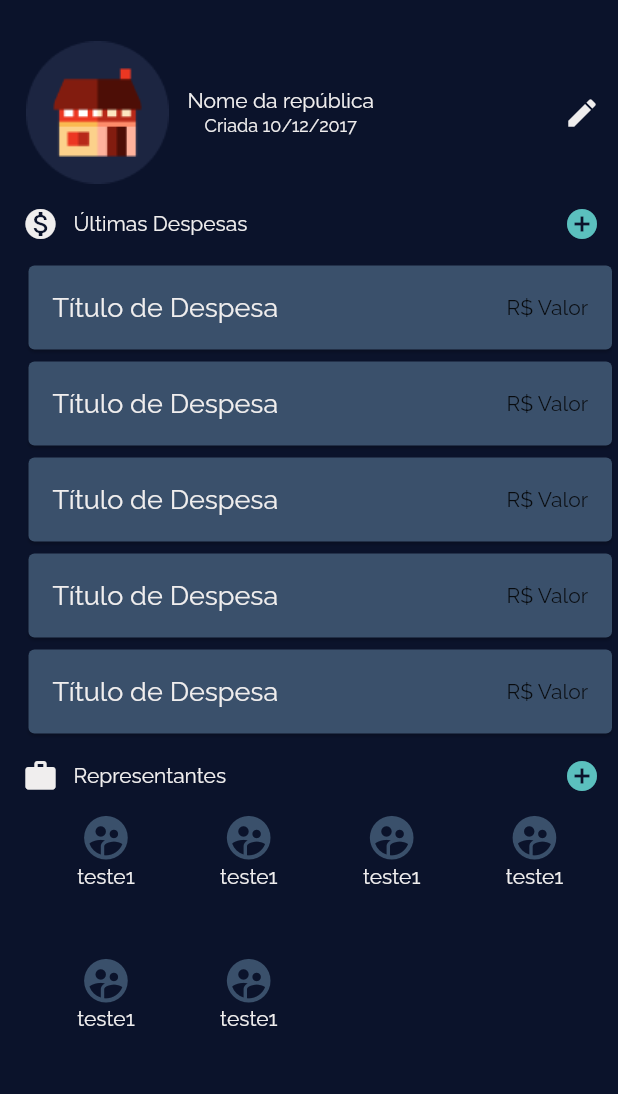
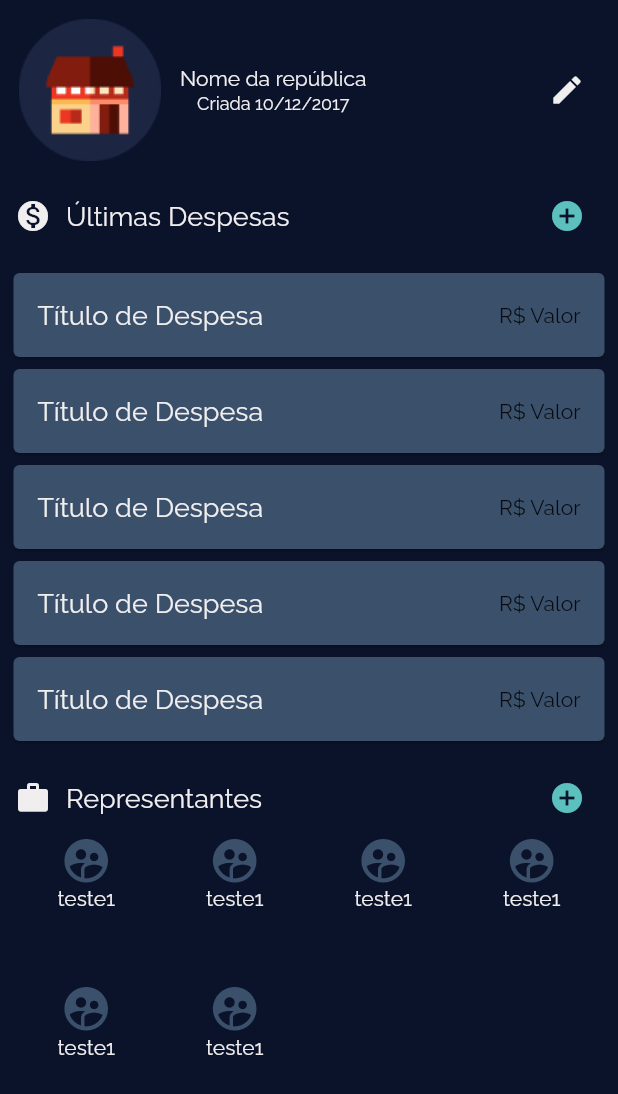
Before and after one commit to lhleonardo/trabalho-android, a Flutter app: the HouseEditPage screen opened directly, on a phone screen of 412 x 824 dp. Shown: the top 1094 px of the screen. Run offline on Flutter 3.47's test engine with Material 2 defaults, Android fonts, the phone set to English and light mode, and no system bars; our stand-ins replace cloud_firestore, curved_navigation_bar, firebase_auth, firebase_core, progress_dialog; accounts and stored records are empty.

Commit message:
Melhoria da tela de gerencia de república

```diff
--- a/trabalho/lib/pages/users/house_edit_page.dart
+++ b/trabalho/lib/pages/users/house_edit_page.dart
@@ -9,21 +9,20 @@ class HouseEditPage extends StatelessWidget {
   final ItemTeste item5 = ItemTeste(title: 'teste1');
   final ItemTeste item6 = ItemTeste(title: 'teste1');
 
-  @override
-  Widget build(BuildContext context) {
+  Widget _managerView(BuildContext context) {
     final List<ItemTeste> myList = [item1, item2, item3, item4, item5, item6];
     return Scaffold(
       backgroundColor: Theme.of(context).backgroundColor,
       body: SingleChildScrollView(
-        child: Container(
-          margin: const EdgeInsets.only(left: 15),
-          padding: const EdgeInsets.only(top: 25),
-          height: MediaQuery.of(context).size.height * 1,
+        child: Padding(
+          padding: const EdgeInsets.only(bottom: 20),
           child: Column(
-            children: <Widget>[
-              Row(
+            children: [
+              Container(
+                margin: const EdgeInsets.only(top: 10, left: 10, right: 10),
+                child: Row(
                   mainAxisAlignment: MainAxisAlignment.spaceBetween,
-                children: <Widget>[
+                  children: [
                     Row(
                       children: [
                         const Image(
@@ -65,7 +64,10 @@ class HouseEditPage extends StatelessWidget {
                     ),
                   ],
                 ),
-              Row(
+              ),
+              Container(
+                margin: const EdgeInsets.only(top: 10, left: 10, right: 10),
+                child: Row(
                   mainAxisAlignment: MainAxisAlignment.spaceBetween,
                   children: <Widget>[
                     Row(
@@ -78,7 +80,7 @@ class HouseEditPage extends StatelessWidget {
                           width: 10,
                         ),
                         Text('Últimas Despesas',
-                          style: Theme.of(context).textTheme.caption),
+                            style: Theme.of(context).textTheme.subtitle1),
                       ],
                     ),
                     IconButton(
@@ -88,20 +90,19 @@ class HouseEditPage extends StatelessWidget {
                     )
                   ],
                 ),
-              Column(
+              ),
+              Container(
+                margin: const EdgeInsets.only(top: 10, left: 5, right: 5),
+                child: Column(
                   children: List.generate(
                     5,
                     (index) => AccountWidget(),
                   ),
                 ),
-              // child: ListView.builder(
-              //   shrinkWrap: true,
-              //   physics: const NeverScrollableScrollPhysics(),
-              //   itemCount: 4,
-              //   itemBuilder: (_, index) => AccountWidget(),
-              // ),
-
-              Row(
+              ),
+              Container(
+                margin: const EdgeInsets.only(top: 10, left: 10, right: 10),
+                child: Row(
                   mainAxisAlignment: MainAxisAlignment.spaceBetween,
                   children: <Widget>[
                     Row(
@@ -114,7 +115,7 @@ class HouseEditPage extends StatelessWidget {
                           width: 10,
                         ),
                         Text('Representantes',
-                          style: Theme.of(context).textTheme.caption),
+                            style: Theme.of(context).textTheme.subtitle1),
                       ],
                     ),
                     IconButton(
@@ -124,8 +125,9 @@ class HouseEditPage extends StatelessWidget {
                     )
                   ],
                 ),
-              Flexible(
-                  flex: 3,
+              ),
+              Container(
+                height: 300,
                 child: GridView.count(
                   padding: const EdgeInsets.only(left: 16, right: 16),
                   crossAxisCount: 4,
@@ -146,12 +148,19 @@ class HouseEditPage extends StatelessWidget {
                         )
                       ],
                     );
-                      }).toList()))
+                  }).toList(),
+                ),
+              ),
             ],
           ),
         ),
       ),
     );
+  }
+
+  @override
+  Widget build(BuildContext context) {
+    return _managerView(context);
   }
 }
 
```
Lines whose indentation alone changed are shown as unchanged.
